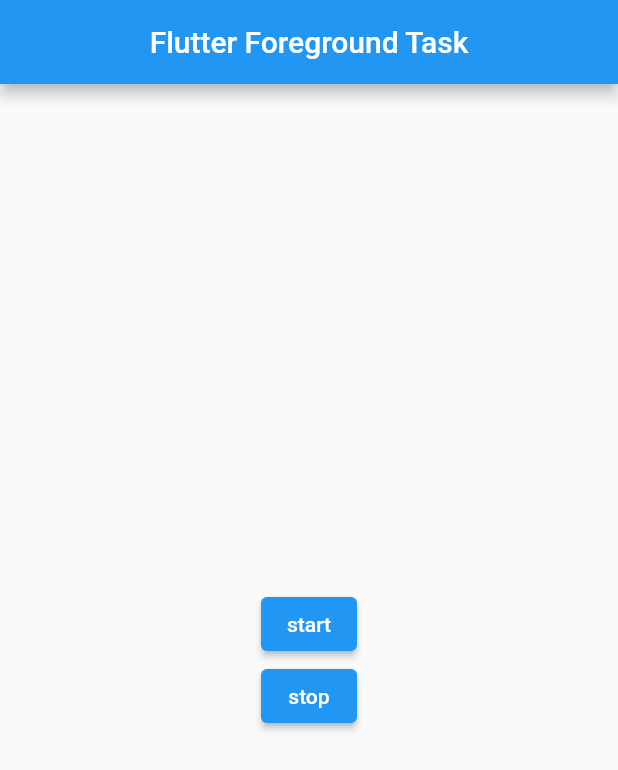
After one commit to Dev-hwang/flutter_foreground_task, a Flutter app: the screen it shows after launch, on a phone screen of 412 x 824 dp. The commit adds this screen. Shown: the top 770 px of the screen. Run offline on Flutter 3.47's test engine with Material 2 defaults, Android fonts, the phone set to English and light mode, and no system bars.

Commit message:
Add with_foreground_task.dart

```diff
--- a/example/lib/main.dart
+++ b/example/lib/main.dart
@@ -37,12 +37,17 @@ class _ExampleAppState extends State<ExampleApp> {
   @override
   Widget build(BuildContext context) {
     return MaterialApp(
-      home: Scaffold(
-        appBar: AppBar(
-          title: const Text('Flutter Foreground Task'),
-          centerTitle: true
+      // A widget that prevents the app from closing when the foreground task is running.
+      // Declare between the [MaterialApp] and [Scaffold] widgets.
+      home: WithForegroundTask(
+        foregroundTask: flutterForegroundTask,
+        child: Scaffold(
+          appBar: AppBar(
+            title: const Text('Flutter Foreground Task'),
+            centerTitle: true
+          ),
+          body: buildContentView()
         ),
-        body: buildContentView()
       ),
     );
   }
--- a/lib/flutter_foreground_task.dart
+++ b/lib/flutter_foreground_task.dart
@@ -11,6 +11,7 @@ import 'package:flutter_foreground_task/models/notification_options.dart';
 export 'package:flutter_foreground_task/exception/foreground_task_exception.dart';
 export 'package:flutter_foreground_task/models/foreground_task_options.dart';
 export 'package:flutter_foreground_task/models/notification_options.dart';
+export 'package:flutter_foreground_task/ui/with_foreground_task.dart';
 
 /// Called with a timestamp value as a task callback function.
 typedef TaskCallback = void Function(DateTime timestamp);
--- /dev/null
+++ b/lib/ui/with_foreground_task.dart
@@ -0,0 +1,40 @@
+import 'package:flutter/material.dart';
+import 'package:flutter_foreground_task/flutter_foreground_task.dart';
+
+/// A widget that prevents the app from closing when the foreground task is running.
+/// Declare between the [MaterialApp] and [Scaffold] widgets.
+class WithForegroundTask extends StatefulWidget {
+  /// Foreground task instance being used on the current page.
+  final FlutterForegroundTask foregroundTask;
+
+  /// Top-level widget on a page using foreground task.
+  final Widget child;
+
+  const WithForegroundTask({
+    Key? key,
+    required this.foregroundTask,
+    required this.child
+  })  : super(key: key);
+
+  @override
+  _WithForegroundTaskState createState() => _WithForegroundTaskState();
+}
+
+class _WithForegroundTaskState extends State<WithForegroundTask> {
+  Future<bool> _onWillPop() async {
+    if (widget.foregroundTask.isRunningTask) {
+      widget.foregroundTask.minimizeApp();
+      return false;
+    }
+
+    return true;
+  }
+
+  @override
+  Widget build(BuildContext context) {
+    return WillPopScope(
+      onWillPop: _onWillPop,
+      child: widget.child
+    );
+  }
+}
```
Also changed, not shown: 1 other file.
